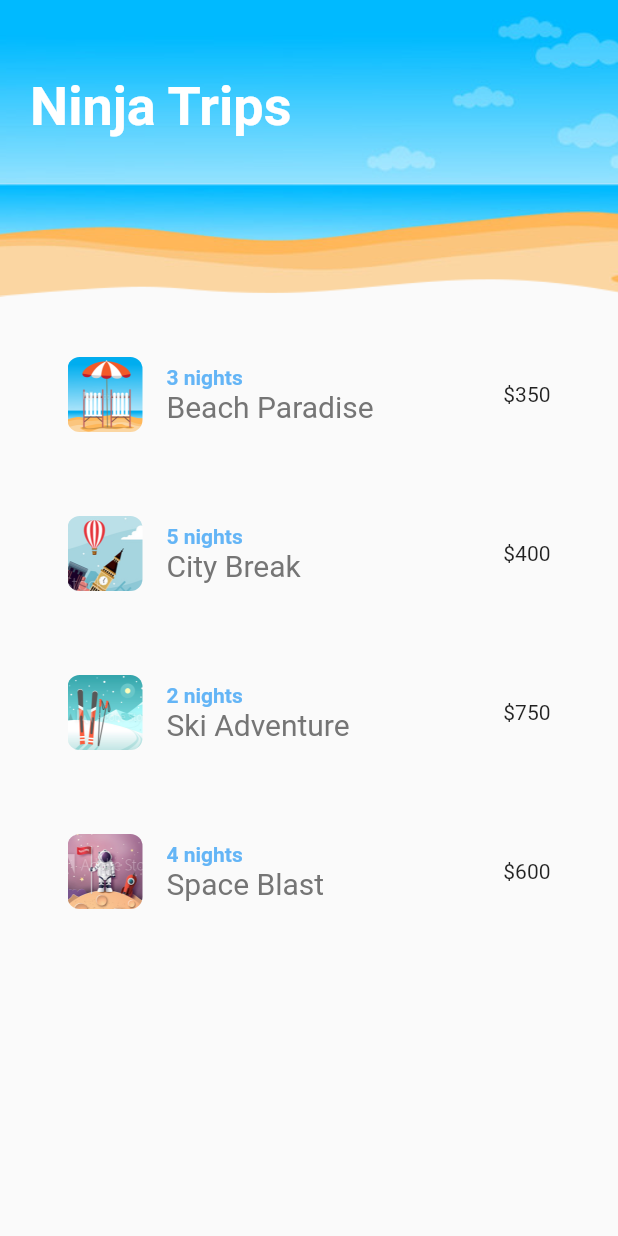
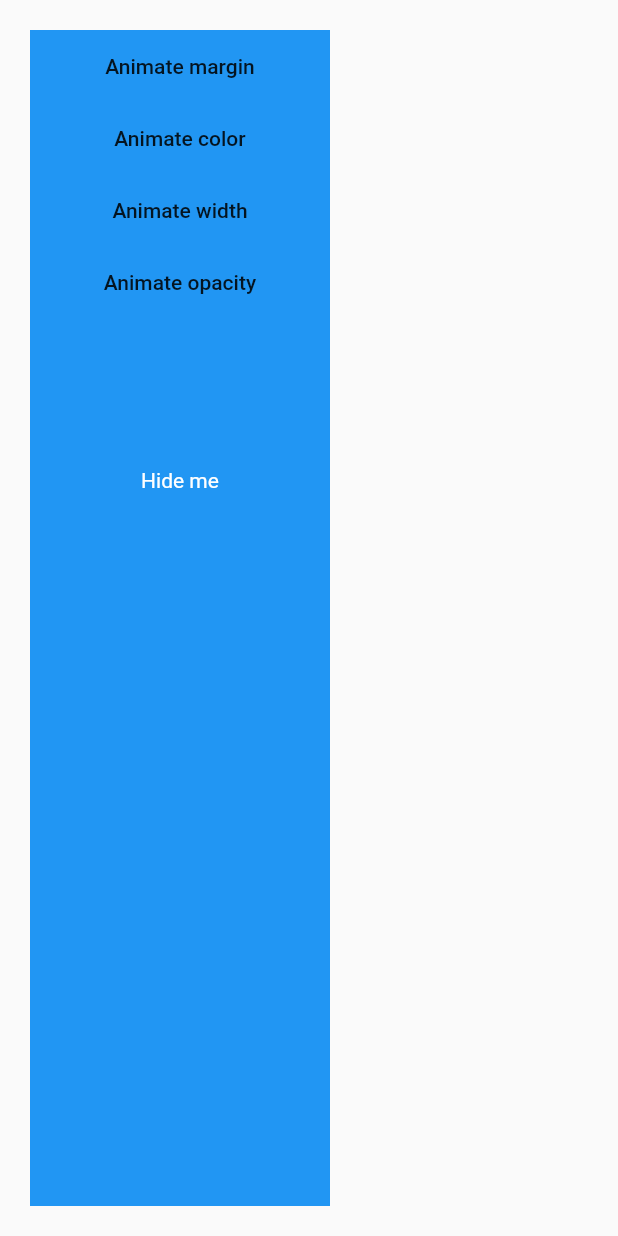
Before and after one commit to lpusz/flutter-animations, a Flutter app: the screen it shows after launch, on a phone screen of 412 x 824 dp. Run offline on Flutter 3.47's test engine with Material 2 defaults, Android fonts, the phone set to English and light mode, and no system bars; our stand-ins replace flutter_lorem.

Commit message:
Flutter Animation Tutorial #2 - Built-in Animations

```diff
--- a/ninja_trips/lib/main.dart
+++ b/ninja_trips/lib/main.dart
@@ -1,5 +1,5 @@
 import 'package:flutter/material.dart';
-import 'package:ninja_trips/screens/home.dart';
+import 'package:ninja_trips/screens/sand_box.dart';
 
 void main() {
   runApp(MyApp());
@@ -11,7 +11,7 @@ class MyApp extends StatelessWidget {
   Widget build(BuildContext context) {
     return MaterialApp(
       title: 'Ninja Trips',
-      home: Home(),
+      home: SandBox(),
     );
   }
 }
--- /dev/null
+++ b/ninja_trips/lib/screens/sand_box.dart
@@ -0,0 +1,58 @@
+import 'package:flutter/material.dart';
+
+class SandBox extends StatefulWidget {
+  const SandBox({Key? key}) : super(key: key);
+
+  @override
+  _SandBoxState createState() => _SandBoxState();
+}
+
+class _SandBoxState extends State<SandBox> {
+  double _margin = 20;
+  Color _color = Colors.blue;
+  double _opacity = 1;
+  double _width = 200;
+
+  @override
+  Widget build(BuildContext context) {
+    return Scaffold(
+      body: AnimatedContainer(
+        duration: const Duration(seconds: 1),
+        width: _width,
+        color: _color,
+        margin: EdgeInsets.all(_margin),
+        child: Column(
+          children: [
+            MaterialButton(
+              onPressed: () => setState(() => _margin = 50),
+              child: Text('Animate margin'),
+            ),
+            MaterialButton(
+              onPressed: () => setState(() => _color = Colors.purple),
+              child: Text('Animate color'),
+            ),
+            MaterialButton(
+              onPressed: () => setState(() => _width = 400),
+              child: Text('Animate width'),
+            ),
+            MaterialButton(
+              onPressed: () => setState(() => _opacity = 0.25),
+              child: Text('Animate opacity'),
+            ),
+            SizedBox(height: 100),
+            AnimatedOpacity(
+              opacity: _opacity,
+              duration: const Duration(seconds: 1),
+              child: Text(
+                'Hide me',
+                style: TextStyle(
+                  color: Colors.white,
+                ),
+              ),
+            ),
+          ],
+        ),
+      ),
+    );
+  }
+}
```
